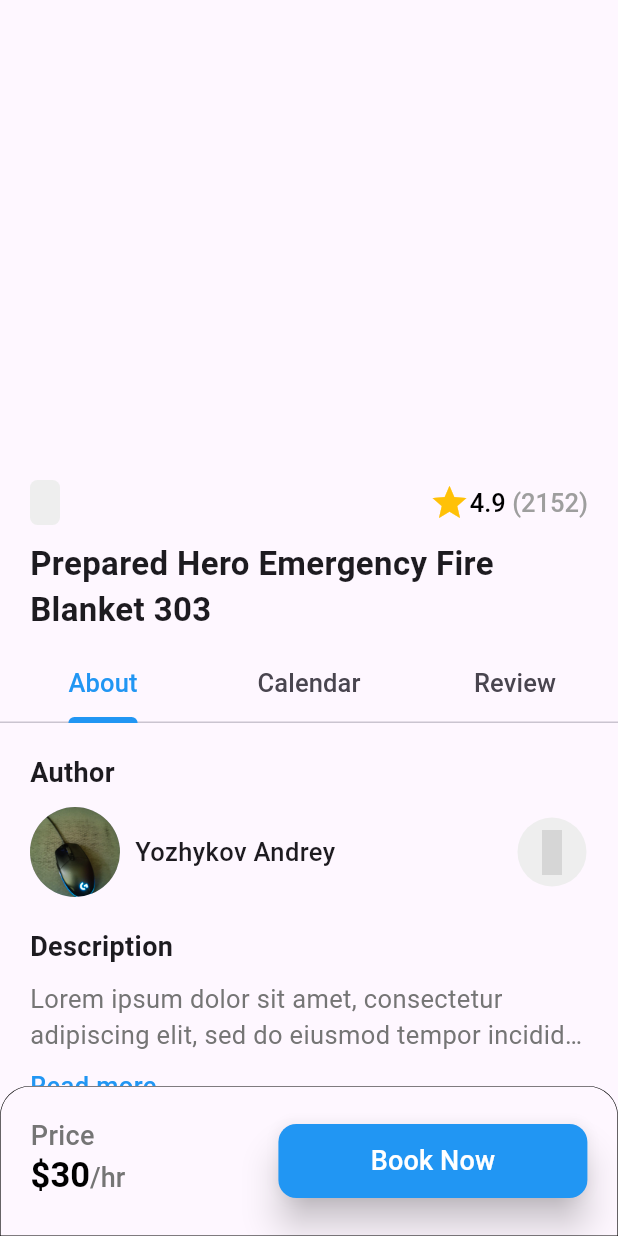
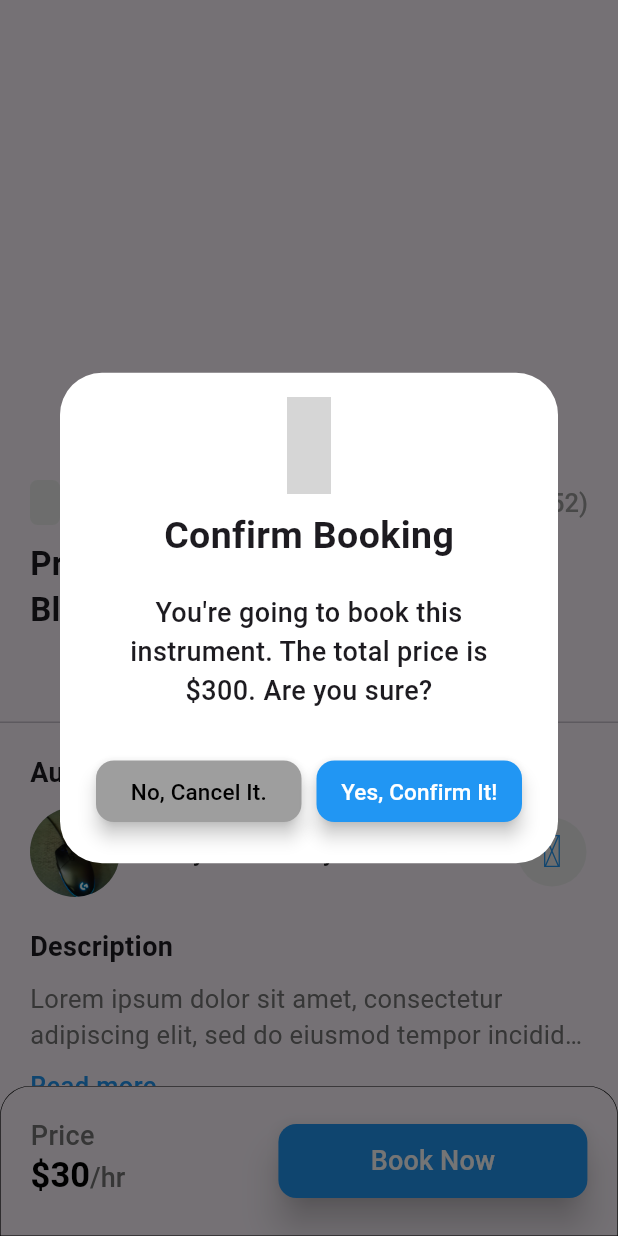
Before and after one commit to yozhykovanatolii/MarketplaceMusicalInstrumentsApp, a Flutter app: the ListingDetailPage screen opened directly with empty values, after a tap on "Book Now", on a phone screen of 412 x 824 dp. Run offline on Flutter 3.47's test engine with Material 3 defaults, Android fonts, the light colour scheme and no system bars; our stand-ins replace another_flutter_splash_screen, bloc, cloud_firestore, firebase_auth, firebase_core, flutter_bloc and 8 more; accounts and stored records are empty; grey boxes are pictures that could not be loaded.

Commit message:
Rename DeleteDialogBox to InformationDialogBox and updating it,creating _BookingButton and updating DeleteListingButton, PriceListingSection

```diff
--- a/lib/core/widget/delete_dialog_box.dart
+++ b/lib/core/widget/information_dialog_box.dart
@@ -1,15 +1,18 @@
 import 'package:flutter/material.dart';
-import 'package:flutter_bloc/flutter_bloc.dart';
 import 'package:iconsax_flutter/iconsax_flutter.dart';
-import 'package:marketplace_musical_instruments_app/presentation/bloc/author_listing/author_listing_bloc.dart';
-import 'package:marketplace_musical_instruments_app/presentation/bloc/author_listing/author_listing_event.dart';
 
-class DeleteDialogBox extends StatelessWidget {
-  final String listingId;
+class InformationDialogBox extends StatelessWidget {
+  final String title;
+  final String description;
+  final bool isDeleting;
+  final Function()? onClickActionButton;
 
-  const DeleteDialogBox({
+  const InformationDialogBox({
     super.key,
-    required this.listingId,
+    required this.title,
+    required this.description,
+    required this.onClickActionButton,
+    this.isDeleting = true,
   });
 
   @override
@@ -20,24 +23,24 @@
         child: Column(
           mainAxisSize: MainAxisSize.min,
           children: [
-            const Icon(
-              Iconsax.danger,
+            Icon(
+              isDeleting ? Iconsax.danger : Iconsax.tick_circle,
               size: 65,
-              color: Colors.red,
+              color: isDeleting ? Colors.red : Colors.green,
             ),
             const SizedBox(height: 10),
-            const Text(
-              'Delete Listing',
-              style: TextStyle(
+            Text(
+              title,
+              style: const TextStyle(
                 fontSize: 25,
                 fontWeight: FontWeight.bold,
               ),
             ),
             const SizedBox(height: 20),
-            const Text(
-              'You\'re going to delete your listing. Are you sure?',
+            Text(
+              description,
               textAlign: TextAlign.center,
-              style: TextStyle(
+              style: const TextStyle(
                 fontSize: 18,
                 fontFamily: 'sans-serif',
                 fontWeight: FontWeight.w500,
@@ -49,7 +52,7 @@
               children: [
                 Expanded(
                   child: _DialogActionButton(
-                    text: 'No, Keep It.',
+                    text: isDeleting ? 'No, Keep It.' : 'No, Cancel It.',
                     onPressed: () {
                       Navigator.of(context).pop();
                     },
@@ -57,15 +60,10 @@
                 ),
                 Expanded(
                   child: _DialogActionButton(
-                    text: 'Yes, Delete It!',
+                    text: isDeleting ? 'Yes, Delete It!' : 'Yes, Confirm It!',
                     textColor: Colors.white,
-                    color: Colors.red,
-                    onPressed: () {
-                      context.read<AuthorListingBloc>().add(
-                        AuthorListingDeleteEvent(listingId),
-                      );
-                      Navigator.of(context).pop();
-                    },
+                    color: isDeleting ? Colors.red : Colors.blue,
+                    onPressed: onClickActionButton,
                   ),
                 ),
               ],
--- a/lib/presentation/page/listing_detail/widget/price_listing_section.dart
+++ b/lib/presentation/page/listing_detail/widget/price_listing_section.dart
@@ -1,5 +1,6 @@
 import 'package:flutter/material.dart';
 import 'package:marketplace_musical_instruments_app/core/widget/common_button.dart';
+import 'package:marketplace_musical_instruments_app/core/widget/information_dialog_box.dart';
 
 class PriceListingSection extends StatelessWidget {
   const PriceListingSection({super.key});
@@ -57,20 +58,42 @@
                 ),
               ],
             ),
-            CommonButton(
-              onPressed: () {},
-              width: MediaQuery.of(context).size.width / 2,
-              child: const Text(
-                'Book Now',
-                style: TextStyle(
-                  color: Colors.white,
-                  fontSize: 18,
-                ),
-              ),
-            ),
+            const _BookingButton(),
           ],
         ),
       ),
     );
   }
 }
+
+class _BookingButton extends StatelessWidget {
+  const _BookingButton({super.key});
+
+  @override
+  Widget build(BuildContext context) {
+    return CommonButton(
+      onPressed: () {
+        showDialog(
+          context: context,
+          builder: (context) => InformationDialogBox(
+            isDeleting: false,
+            title: 'Confirm Booking',
+            description:
+                'You\'re going to book this instrument. The total price is \$300. Are you sure?',
+            onClickActionButton: () {
+              Navigator.of(context).pop();
+            },
+          ),
+        );
+      },
+      width: MediaQuery.of(context).size.width / 2,
+      child: const Text(
+        'Book Now',
+        style: TextStyle(
+          color: Colors.white,
+          fontSize: 18,
+        ),
+      ),
+    );
+  }
+}
```
Also changed, not shown: lib/presentation/page/my_listings/widget/delete_listing_button.dart (+13 -3 lines).
